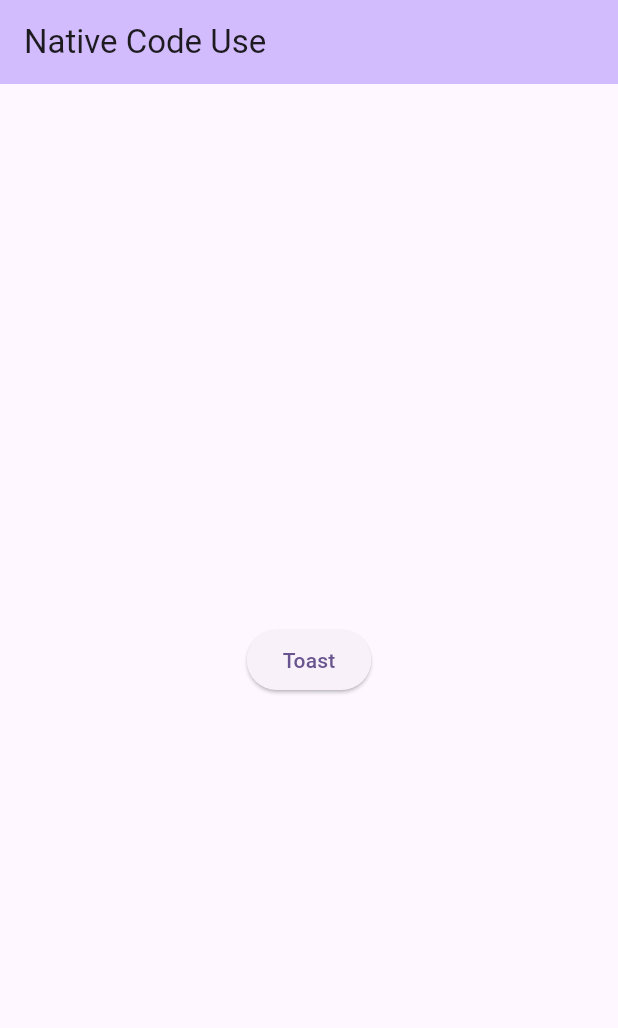
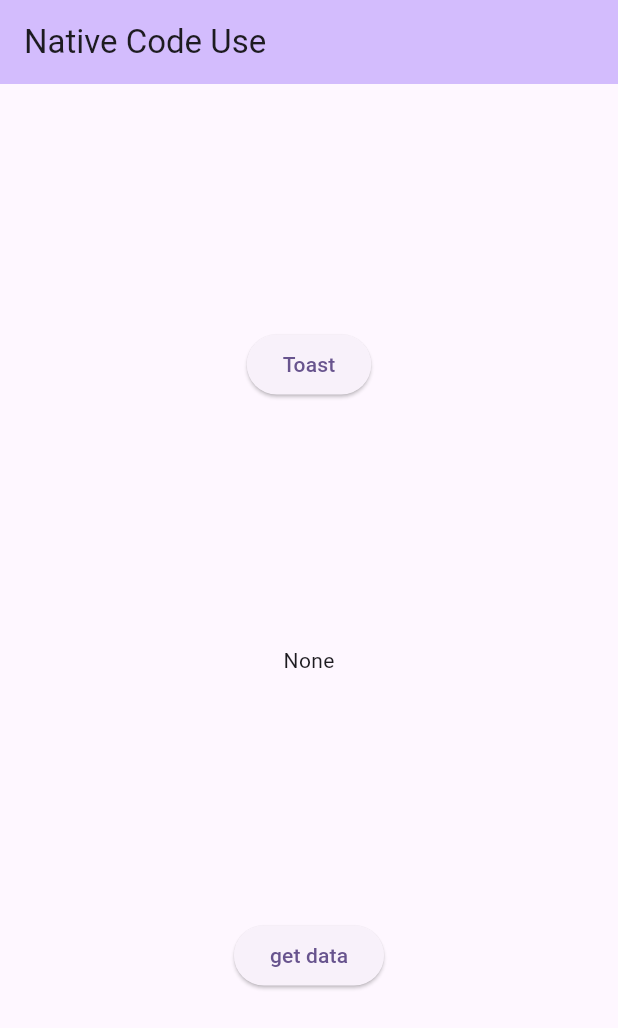
Before and after one commit to AkashCSanjeev/native_code_flutter, a Flutter app: the screen it shows after launch, after a tap on "Toast", on a phone screen of 412 x 824 dp. Shown: the top 1028 px of the screen. Run offline on Flutter 3.47's test engine with Material 2 defaults, Android fonts, the phone set to English and light mode, and no system bars.

Commit message:
Return Data

```diff
--- a/lib/main.dart
+++ b/lib/main.dart
@@ -30,10 +30,20 @@ class MyHomePage extends StatefulWidget {
 
 class _MyHomePageState extends State<MyHomePage> {
   MethodChannel channel = MethodChannel("toastChannel");
+  String data = "None";
 
-  showToast() {
+  showToast() async {
     print("showToast");
-    channel.invokeMethod("showToast");
+    data = await channel.invokeMethod("showToast");
+    print("Data : " + data);
+    setState(() {});
+  }
+
+  getData() async {
+    print("getData");
+    data = await channel.invokeMethod("getData");
+    print("Data : " + data);
+    setState(() {});
   }
 
   @override
@@ -44,9 +54,19 @@ class _MyHomePageState extends State<MyHomePage> {
         title: Text(widget.title),
       ),
       body: Center(
-        child: ElevatedButton(
-          onPressed: showToast,
-          child: Text("Toast"),
+        child: Column(
+          mainAxisAlignment: MainAxisAlignment.spaceEvenly,
+          children: [
+            ElevatedButton(
+              onPressed: showToast,
+              child: Text("Toast"),
+            ),
+            Text(data),
+            ElevatedButton(
+              onPressed: getData,
+              child: Text("get data"),
+            ),
+          ],
         ),
       ),
     );
```
Also changed, not shown: 1 other file.
